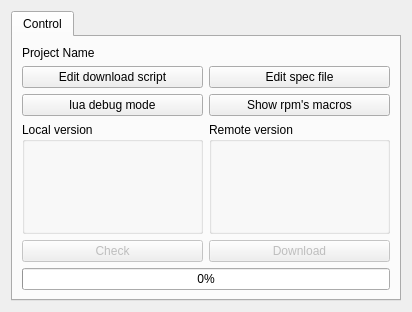
Before: the Qt Designer form widgets/projectinfowidget.ui in Kicer86/builder, drawn with Qt 5.
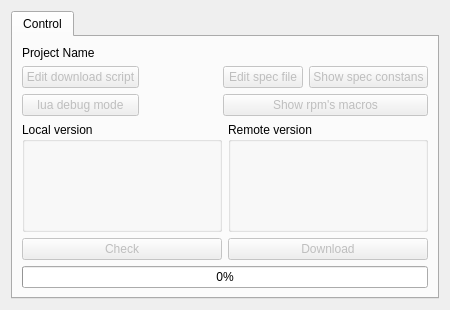
After: the same form once the commit is applied.

Commit message: ProjectInfoWidget: new button for showing spec's constans. ProjectInfoWidget's buttons disabled by default

```diff
--- a/widgets/projectinfowidget.ui
+++ b/widgets/projectinfowidget.ui
@@ -6,8 +6,8 @@
    <rect>
     <x>0</x>
     <y>0</y>
-    <width>412</width>
-    <height>312</height>
+    <width>450</width>
+    <height>310</height>
    </rect>
   </property>
   <property name="sizePolicy">
@@ -41,6 +41,9 @@
         <layout class="QGridLayout" name="gridLayout">
          <item row="0" column="0">
           <widget class="QPushButton" name="editDowloadScriptButton">
+           <property name="enabled">
+            <bool>false</bool>
+           </property>
            <property name="toolTip">
             <string>Shows the Lua script used for checking current version of project on it's page.</string>
            </property>
@@ -54,6 +57,9 @@
          </item>
          <item row="1" column="0">
           <widget class="QPushButton" name="luaDebugButton">
+           <property name="enabled">
+            <bool>false</bool>
+           </property>
            <property name="toolTip">
             <string>Not implemented yet.</string>
            </property>
@@ -65,8 +71,11 @@
            </property>
           </widget>
          </item>
-         <item row="0" column="1">
+         <item row="0" column="2">
           <widget class="QPushButton" name="specButton">
+           <property name="enabled">
+            <bool>false</bool>
+           </property>
            <property name="toolTip">
             <string>Allows to edit the project .spec file.</string>
            </property>
@@ -78,8 +87,11 @@
            </property>
           </widget>
          </item>
-         <item row="1" column="1">
+         <item row="1" column="2" colspan="2">
           <widget class="QPushButton" name="showMacrosButton">
+           <property name="enabled">
+            <bool>false</bool>
+           </property>
            <property name="toolTip">
             <string>Shows result of rpm --showrc.</string>
            </property>
@@ -91,6 +103,29 @@
            </property>
           </widget>
          </item>
+         <item row="0" column="3">
+          <widget class="QPushButton" name="specConstansButton">
+           <property name="enabled">
+            <bool>false</bool>
+           </property>
+           <property name="text">
+            <string>Show spec constans</string>
+           </property>
+          </widget>
+         </item>
+         <item row="0" column="1">
+          <spacer name="horizontalSpacer">
+           <property name="orientation">
+            <enum>Qt::Horizontal</enum>
+           </property>
+           <property name="sizeHint" stdset="0">
+            <size>
+             <width>40</width>
+             <height>20</height>
+            </size>
+           </property>
+          </spacer>
+         </item>
         </layout>
        </item>
        <item>
```
The commit also changes 2 other files.
